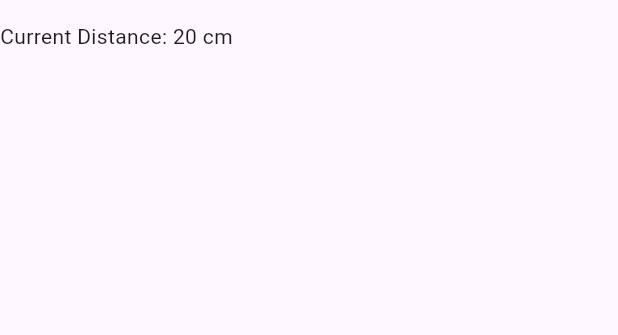
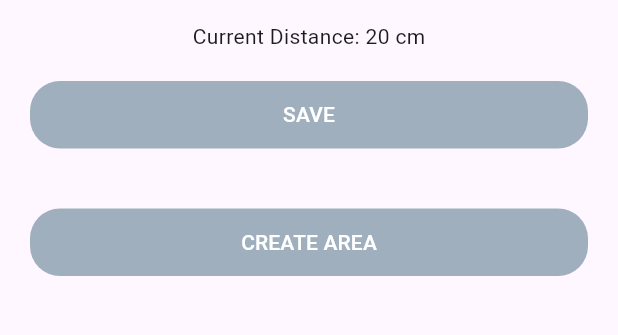
Before and after one commit to razstvien01/distance_range_estimator, a Flutter app: the screen it shows after launch, on a phone screen of 412 x 824 dp, the part 63-398 px from its top. Run offline on Flutter 3.47's test engine with Material 3 defaults, Android fonts, the light colour scheme and no system bars; our stand-ins replace firebase_core; missing offline and left inert: mqtt_client; accounts and stored records are empty.

Commit message:
added save and create area button

```diff
--- a/lib/main.dart
+++ b/lib/main.dart
@@ -1,3 +1,4 @@
+import 'package:distance_range_estimator/widgets/default-button.dart';
 import 'package:flutter/material.dart';
 
 //* MQTT Libraries
@@ -19,10 +20,12 @@ void main() async {
   // SystemChrome.setSystemUIOverlayStyle(SystemUiOverlayStyle(
   //   statusBarColor: kTransparent,
   // ));
-  runApp(MyApp());
+  runApp(const MyApp());
 }
 
 class MyApp extends StatelessWidget {
+  const MyApp({super.key});
+
   @override
   Widget build(BuildContext context) {
     return MaterialApp(
@@ -31,13 +34,16 @@ class MyApp extends StatelessWidget {
       theme: ThemeData(
         primarySwatch: Colors.blue,
       ),
-      home: MyHomePage(),
+      home: const MyHomePage(),
     );
   }
 }
 
 class MyHomePage extends StatefulWidget {
+  const MyHomePage({super.key});
+
   @override
+  // ignore: library_private_types_in_public_api
   _MyHomePageState createState() => _MyHomePageState();
 }
 
@@ -107,7 +113,19 @@ class _MyHomePageState extends State<MyHomePage> {
       appBar: AppBar(
         title: Text("Distance Range Estimator"),
       ),
-      body: Text("Current Distance: 20 cm"),
+      // body: Text("Current Distance: 20 cm"),
+      body: Column(
+        children: [
+          Text("Current Distance: 20 cm"),
+          DefaultButton(btnText: "Save", onPressed: () => {
+            print("Button clicked")
+          }),
+
+          DefaultButton(btnText: "Create Area", onPressed: () => {
+            print("Button clicked")
+          })
+        ],
+      )
       // body: Center(
       //   child: Text(receivedMessage),
       // ),
--- a/lib/types/constants.dart
+++ b/lib/types/constants.dart
@@ -10,6 +10,6 @@ const kFixPadding = 16.0;
 const kDefaultRad = 20.0;
 
 //* Constant Colors
-const Color kAccentColor = const Color.fromARGB(143, 255, 153, 0);
-const Color kPrimaryColor = const Color.fromARGB(102, 19, 89, 17);
-const Color kRevColor = Color.fromARGB(255, 241, 230, 230);
+Color kAccentColor = const Color.fromARGB(143, 255, 153, 0);
+const Color kPrimaryColor = Color.fromARGB(102, 17, 66, 89);
+const Color kRevColor = Color.fromARGB(255, 255, 255, 255);
```
